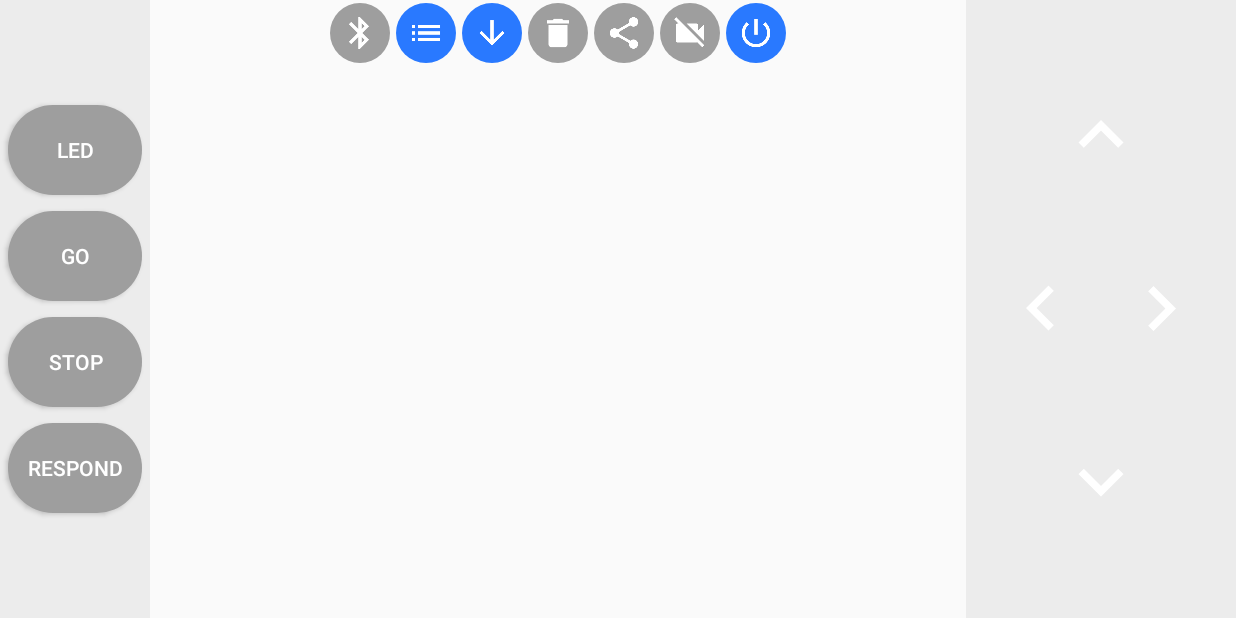
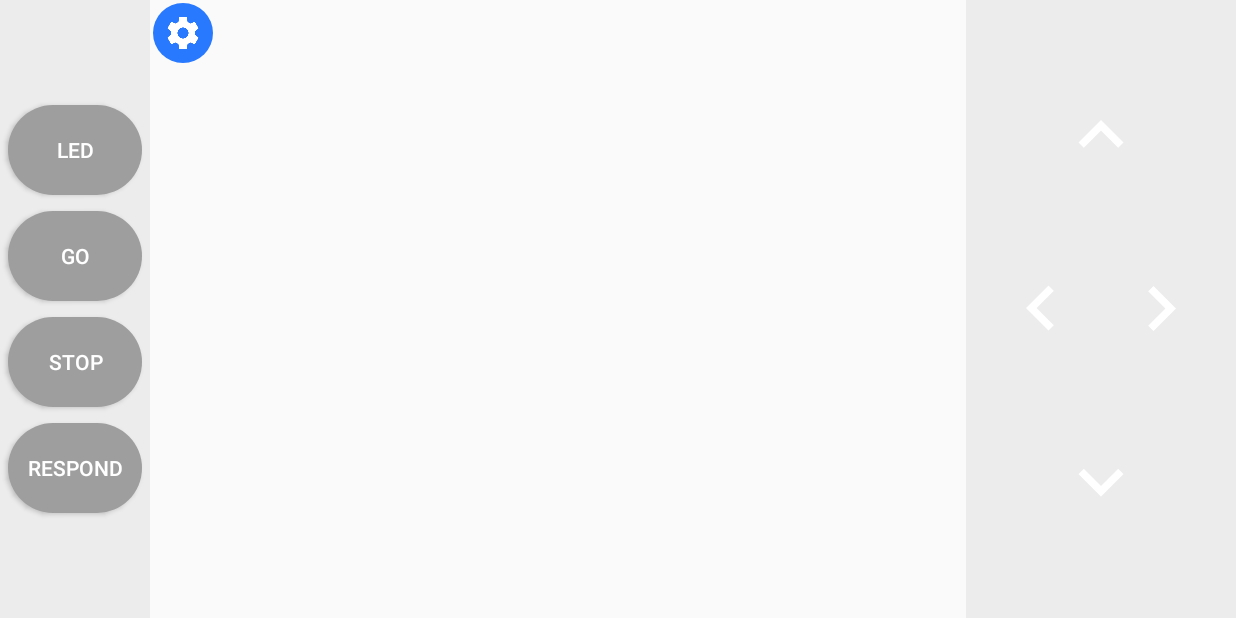
Before and after one commit to TuranElchuev/EGD, an Android app: the screen it shows after launch (MainActivity), on a phone screen of 824 x 412 dp (held sideways). Run offline under Robolectric (Android 15) with nearby library versions, the phone set to English and light mode, and no system bars.

Commit message:
Created settings and actions dialog

```diff
--- a/EGDRemote/app/src/main/java/haw_hamburg/de/egdremote/MainActivity.java
+++ b/EGDRemote/app/src/main/java/haw_hamburg/de/egdremote/MainActivity.java
@@ -26,25 +26,10 @@ public class MainActivity extends AppCompatActivity {
             fragmentManager.beginTransaction().add(R.id.frame_joystick, JoystickFragment.getInstance(), FRAGMENT_CONTROLS_RIGHT_TAG).commit();
             fragmentManager.beginTransaction().add(R.id.frame_service, ServiceFragment.getInstance(), FRAGMENT_SERVICE_TAG).commit();
         }
-
-        hideSystemUI();
     }
 
     @Override
     protected void onActivityResult(int requestCode, int resultCode, Intent data) {
         super.onActivityResult(requestCode, resultCode, data);
-        hideSystemUI();
-    }
-
-    public void hideSystemUI(){
-        getWindow().addFlags(WindowManager.LayoutParams.FLAG_KEEP_SCREEN_ON);
-
-        getWindow().getDecorView().setSystemUiVisibility(
-                View.SYSTEM_UI_FLAG_LAYOUT_STABLE
-                        | View.SYSTEM_UI_FLAG_LAYOUT_HIDE_NAVIGATION
-                        | View.SYSTEM_UI_FLAG_LAYOUT_FULLSCREEN
-                        | View.SYSTEM_UI_FLAG_HIDE_NAVIGATION
-                        | View.SYSTEM_UI_FLAG_FULLSCREEN
-                        | View.SYSTEM_UI_FLAG_IMMERSIVE_STICKY);
     }
 }
--- a/EGDRemote/app/src/main/java/haw_hamburg/de/egdremote/Settings.java
+++ b/EGDRemote/app/src/main/java/haw_hamburg/de/egdremote/Settings.java
@@ -1,13 +1,49 @@
 package haw_hamburg.de.egdremote;
 
-import android.app.Activity;
+import android.content.Context;
+import android.content.SharedPreferences;
 
 public class Settings {
 
-    public static String RPi_IP = "192.168.0.102";
+    public static String RPi_IP = "0.0.0.0";
     public static int RPi_video_port = 8000;
     public static int RPi_video_fps = 15;
     public static int RPi_video_W = 720;
     public static int RPi_video_H = 480;
 
+    private static final String PREF = "preferences";
+
+    private static final String KEY_IP = "ip";
+    private static final String KEY_PORT = "port";
+    private static final String KEY_W = "w";
+    private static final String KEY_H = "h";
+    private static final String KEY_FPS = "fps";
+
+
+    public static void init(Context context){
+        SharedPreferences sPref = context.getSharedPreferences(PREF, Context.MODE_PRIVATE);
+        if(!sPref.contains(KEY_IP)){
+            save(context);
+            return;
+        }
+
+        RPi_IP = sPref.getString(KEY_IP, "0.0.0.0");
+        RPi_video_port = sPref.getInt(KEY_PORT, 8000);
+        RPi_video_W = sPref.getInt(KEY_W, 720);
+        RPi_video_H = sPref.getInt(KEY_H, 480);
+        RPi_video_fps = sPref.getInt(KEY_FPS, 15);
+    }
+
+    public static void save(Context context){
+        SharedPreferences sPref = context.getSharedPreferences(PREF, Context.MODE_PRIVATE);
+        SharedPreferences.Editor editor = sPref.edit();
+        editor.putString(KEY_IP, RPi_IP);
+        editor.putInt(KEY_PORT, RPi_video_port);
+        editor.putInt(KEY_W, RPi_video_W);
+        editor.putInt(KEY_H, RPi_video_H);
+        editor.putInt(KEY_FPS, RPi_video_fps);
+
+        editor.commit();
+    }
+
 }
--- a/EGDRemote/app/src/main/res/layout/fragment_service.xml
+++ b/EGDRemote/app/src/main/res/layout/fragment_service.xml
@@ -10,77 +10,31 @@
         android:layout_width="match_parent"
         android:layout_height="wrap_content"
         android:orientation="horizontal"
-        android:gravity="center">
+        android:gravity="center_vertical">
 
         <ImageButton
-            android:id="@+id/btn_connect"
+            android:id="@+id/btn_settings"
             android:layout_width="@dimen/service_fragment_button_size"
             android:layout_height="@dimen/service_fragment_button_size"
-            android:src="@drawable/ic_bluetooth_white_48dp"
-            android:scaleType="centerInside"
-            android:background="@drawable/selector_switch_off"
-            android:layout_margin="@dimen/service_fragment_btn_margin"
-            android:padding="@dimen/service_fragment_btn_padding"/>
-
-        <ImageButton
-            android:id="@+id/btn_log"
-            android:layout_width="@dimen/service_fragment_button_size"
-            android:layout_height="@dimen/service_fragment_button_size"
-            android:src="@drawable/ic_list_white_48dp"
+            android:src="@drawable/ic_settings_white_48dp"
             android:scaleType="centerInside"
             android:background="@drawable/selector_switch_on"
             android:layout_margin="@dimen/service_fragment_btn_margin"
             android:padding="@dimen/service_fragment_btn_padding"/>
 
-        <ImageButton
-            android:id="@+id/btn_autoscroll"
-            android:layout_width="@dimen/service_fragment_button_size"
-            android:layout_height="@dimen/service_fragment_button_size"
-            android:src="@drawable/ic_arrow_downward_white_48dp"
-            android:scaleType="centerInside"
-            android:background="@drawable/selector_switch_on"
-            android:layout_margin="@dimen/service_fragment_btn_margin"
-            android:padding="@dimen/service_fragment_btn_padding"/>
+        <View
+            android:layout_width="0dp"
+            android:layout_height="match_parent"
+            android:layout_weight="1"/>
 
-        <ImageButton
-            android:id="@+id/btn_clear_log"
-            android:layout_width="@dimen/service_fragment_button_size"
-            android:layout_height="@dimen/service_fragment_button_size"
-            android:src="@drawable/ic_delete_white_48dp"
-            android:scaleType="centerInside"
-            android:background="@drawable/selector_switch_off"
-            android:layout_margin="@dimen/service_fragment_btn_margin"
-            android:padding="@dimen/service_fragment_btn_padding"/>
-
-        <ImageButton
-            android:id="@+id/btn_share"
-            android:layout_width="@dimen/service_fragment_button_size"
-            android:layout_height="@dimen/service_fragment_button_size"
-            android:src="@drawable/ic_share_white_48dp"
-            android:scaleType="centerInside"
-            android:background="@drawable/selector_switch_off"
-            android:layout_margin="@dimen/service_fragment_btn_margin"
-            android:padding="@dimen/service_fragment_btn_padding"/>
-
-        <ImageButton
-            android:id="@+id/btn_video"
-            android:layout_width="@dimen/service_fragment_button_size"
-            android:layout_height="@dimen/service_fragment_button_size"
-            android:src="@drawable/ic_videocam_off_white_48dp"
-            android:scaleType="centerInside"
-            android:background="@drawable/selector_switch_off"
-            android:layout_margin="@dimen/service_fragment_btn_margin"
-            android:padding="@dimen/service_fragment_btn_padding"/>
-
-        <ImageButton
-            android:id="@+id/btn_power"
-            android:layout_width="@dimen/service_fragment_button_size"
-            android:layout_height="@dimen/service_fragment_button_size"
-            android:src="@drawable/ic_power_settings_new_white_48dp"
-            android:scaleType="centerInside"
-            android:background="@drawable/selector_switch_on"
-            android:layout_margin="@dimen/service_fragment_btn_margin"
-            android:padding="@dimen/service_fragment_btn_padding"/>
+        <ImageView
+            android:id="@+id/indicator_bt_connected"
+            android:layout_width="@dimen/service_fragment_indicator_size"
+            android:layout_height="@dimen/service_fragment_indicator_size"
+            android:src="@drawable/ic_bluetooth_connected_white_48dp"
+            android:background="@drawable/shape_selector_switch_on_selected"
+            android:padding="@dimen/service_fragment_indicator_padding"
+            android:visibility="gone"/>
 
     </LinearLayout>
 
--- a/EGDRemote/app/src/main/res/values/dimens.xml
+++ b/EGDRemote/app/src/main/res/values/dimens.xml
@@ -2,8 +2,12 @@
 <resources>
 
     <dimen name="service_fragment_button_size">40dp</dimen>
+    <dimen name="service_fragment_indicator_size">20dp</dimen>
     <dimen name="service_fragment_btn_margin">2dp</dimen>
     <dimen name="service_fragment_btn_padding">7dp</dimen>
+    <dimen name="service_fragment_indicator_padding">3dp</dimen>
+
+    <dimen name="dialog_settings_actions_width">280dp</dimen>
 
     <dimen name="joystick_fragment_width">180dp</dimen>
     <dimen name="joystick_arrow_size">60dp</dimen>
```
Also changed, not shown: EGDRemote/app/src/main/java/haw_hamburg/de/egdremote/BluetoothHelper.java (+1 -38 lines), EGDRemote/app/src/main/java/haw_hamburg/de/egdremote/FrameLogAdapter.java (+5 -2 lines), EGDRemote/app/src/main/java/haw_hamburg/de/egdremote/ServiceFragment.java (+96 -87 lines), EGDRemote/app/src/main/java/haw_hamburg/de/egdremote/WaitingDialog.java (added, +28 -0 lines), EGDRemote/app/src/main/res/layout/dialog_settings_actions.xml (added, +270 -0 lines), EGDRemote/app/src/main/res/drawable/ic_arrow_downward_white_48dp.png (deleted), EGDRemote/app/src/main/res/drawable/ic_bluetooth_white_48dp.png (deleted), EGDRemote/app/src/main/res/drawable/ic_delete_white_48dp.png (deleted), EGDRemote/app/src/main/res/drawable/ic_list_white_48dp.png (deleted), EGDRemote/app/src/main/res/drawable/ic_power_settings_new_white_48dp.png (deleted), EGDRemote/app/src/main/res/drawable/ic_settings_white_48dp.png (added), EGDRemote/app/src/main/res/drawable/ic_share_white_48dp.png (deleted), EGDRemote/app/src/main/res/drawable/ic_videocam_off_white_48dp.png (deleted), EGDRemote/app/src/main/res/drawable/ic_videocam_white_48dp.png (deleted), 1 other file.
